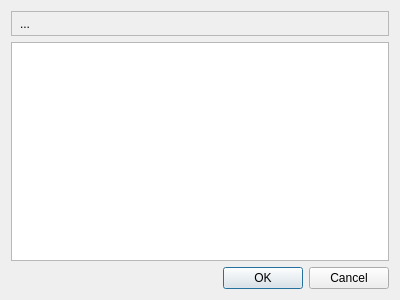
Quick-Event/quickbox, file libqf/libqfqmlwidgets/src/dialogs/previewdialog.ui: the form before one commit.
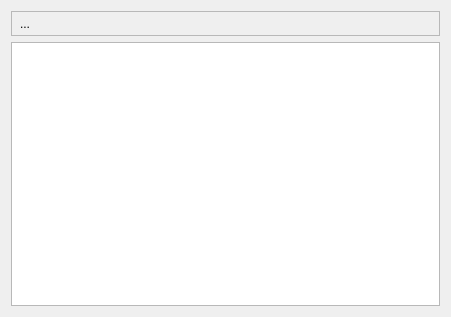
The form after the commit. Icons and pictures are not drawn.

Patch:
```diff
--- a/libqf/libqfqmlwidgets/src/dialogs/previewdialog.ui
+++ b/libqf/libqfqmlwidgets/src/dialogs/previewdialog.ui
@@ -1,13 +1,13 @@
 <?xml version="1.0" encoding="UTF-8"?>
 <ui version="4.0">
  <class>PreviewDialog</class>
- <widget class="QDialog" name="PreviewDialog">
+ <widget class="QWidget" name="PreviewDialog">
   <property name="geometry">
    <rect>
     <x>0</x>
     <y>0</y>
-    <width>400</width>
-    <height>300</height>
+    <width>451</width>
+    <height>317</height>
    </rect>
   </property>
   <property name="windowTitle">
@@ -81,13 +81,6 @@
      </property>
     </widget>
    </item>
-   <item>
-    <widget class="QDialogButtonBox" name="buttonBox">
-     <property name="standardButtons">
-      <set>QDialogButtonBox::Cancel|QDialogButtonBox::Ok</set>
-     </property>
-    </widget>
-   </item>
   </layout>
  </widget>
  <resources>
```
Left out of the diff: 38 changed lines with no effect on the pictures.
